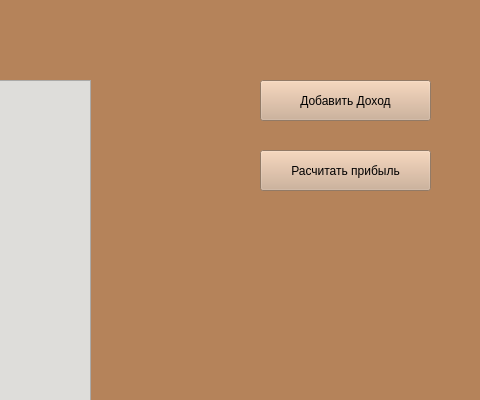
Above: Клюев/okno.ui from victorkluev5/kyrs before the change; both pictures show x 320 to 800 and y 0 to 400 of the 800 by 600 pixel window. Below: the same form after it.
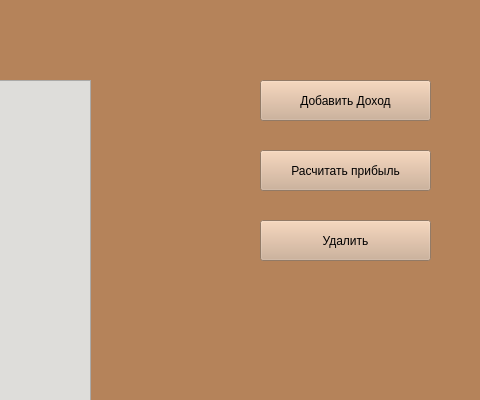
That is the form after the change.

```diff
--- a/Клюев/okno.ui
+++ b/Клюев/okno.ui
@@ -103,6 +103,23 @@
      <string>Выход</string>
     </property>
    </widget>
+   <widget class="QPushButton" name="pushButton_del">
+    <property name="geometry">
+     <rect>
+      <x>580</x>
+      <y>220</y>
+      <width>171</width>
+      <height>41</height>
+     </rect>
+    </property>
+    <property name="styleSheet">
+     <string notr="true">font: 12pt &quot;Open Sans&quot;;
+background-color: rgb(205, 171, 143)</string>
+    </property>
+    <property name="text">
+     <string>Удалить</string>
+    </property>
+   </widget>
   </widget>
   <widget class="QMenuBar" name="menubar">
    <property name="geometry">
```
